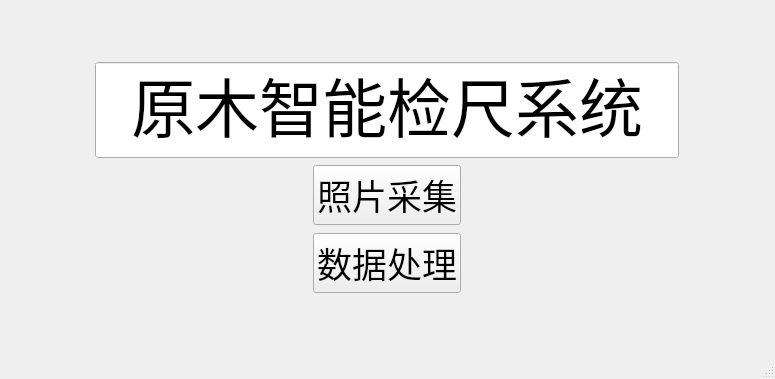
This is Main-interface.ui in codesoldier99/Smart_Wood_Measure as Qt 5 draws it before an edit. The edited form follows.
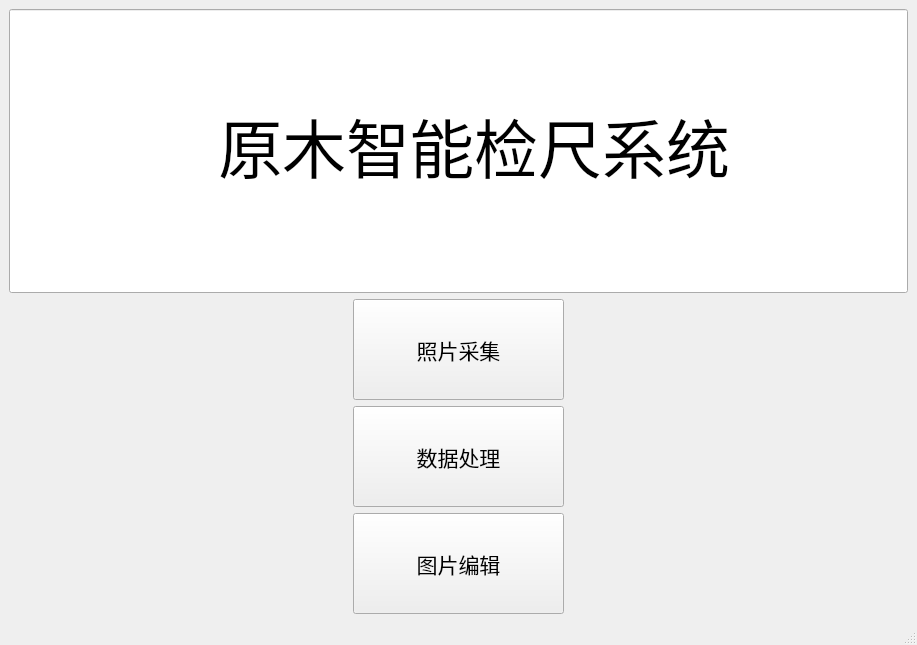
This is the edited form.

Patch:
```diff
--- a/Main-interface.ui
+++ b/Main-interface.ui
@@ -6,8 +6,8 @@
    <rect>
     <x>0</x>
     <y>0</y>
-    <width>775</width>
-    <height>379</height>
+    <width>917</width>
+    <height>645</height>
    </rect>
   </property>
   <property name="windowTitle">
@@ -17,22 +17,25 @@
    <bool>true</bool>
   </property>
   <widget class="QWidget" name="centralwidget">
-   <layout class="QVBoxLayout" name="verticalLayout_3">
+   <layout class="QHBoxLayout" name="horizontalLayout_4">
     <item>
      <layout class="QVBoxLayout" name="verticalLayout_2">
       <item>
-       <layout class="QHBoxLayout" name="horizontalLayout_13">
-        <property name="bottomMargin">
-         <number>1</number>
-        </property>
+       <layout class="QVBoxLayout" name="verticalLayout_6">
         <item>
          <widget class="QLineEdit" name="lineEdit">
           <property name="sizePolicy">
-           <sizepolicy hsizetype="Fixed" vsizetype="Fixed">
+           <sizepolicy hsizetype="Expanding" vsizetype="Expanding">
             <horstretch>0</horstretch>
             <verstretch>2</verstretch>
            </sizepolicy>
           </property>
+          <property name="minimumSize">
+           <size>
+            <width>891</width>
+            <height>151</height>
+           </size>
+          </property>
           <property name="font">
            <font>
             <family>方正舒体</family>
@@ -55,11 +58,17 @@
            <enum>Qt::LeftToRight</enum>
           </property>
           <property name="autoFillBackground">
-           <bool>true</bool>
+           <bool>false</bool>
+          </property>
+          <property name="styleSheet">
+           <string notr="true">background-color: rgb(79， 79， 79， 100);</string>
           </property>
           <property name="text">
            <string>  原木智能检尺系统</string>
           </property>
+          <property name="alignment">
+           <set>Qt::AlignCenter</set>
+          </property>
          </widget>
         </item>
        </layout>
@@ -67,13 +76,7 @@
       <item>
        <layout class="QVBoxLayout" name="verticalLayout">
         <item>
-         <layout class="QHBoxLayout" name="horizontalLayout_11">
-          <property name="spacing">
-           <number>3</number>
-          </property>
-          <property name="bottomMargin">
-           <number>2</number>
-          </property>
+         <layout class="QHBoxLayout" name="horizontalLayout">
           <item>
            <widget class="QPushButton" name="pushButton">
             <property name="sizePolicy">
@@ -82,10 +85,16 @@
               <verstretch>1</verstretch>
              </sizepolicy>
             </property>
+            <property name="minimumSize">
+             <size>
+              <width>211</width>
+              <height>101</height>
+             </size>
+            </property>
             <property name="font">
              <font>
               <family>黑体</family>
-              <pointsize>26</pointsize>
+              <pointsize>16</pointsize>
              </font>
             </property>
             <property name="cursor">
@@ -105,13 +114,7 @@
          </layout>
         </item>
         <item>
-         <layout class="QHBoxLayout" name="horizontalLayout_12">
-          <property name="spacing">
-           <number>3</number>
-          </property>
-          <property name="bottomMargin">
-           <number>2</number>
-          </property>
+         <layout class="QHBoxLayout" name="horizontalLayout_2">
           <item>
            <widget class="QPushButton" name="pushButton_2">
             <property name="sizePolicy">
@@ -120,15 +123,24 @@
               <verstretch>1</verstretch>
              </sizepolicy>
             </property>
+            <property name="minimumSize">
+             <size>
+              <width>211</width>
+              <height>101</height>
+             </size>
+            </property>
             <property name="font">
              <font>
               <family>黑体</family>
-              <pointsize>26</pointsize>
+              <pointsize>16</pointsize>
              </font>
             </property>
             <property name="cursor">
              <cursorShape>PointingHandCursor</cursorShape>
             </property>
+            <property name="styleSheet">
+             <string notr="true"/>
+            </property>
             <property name="text">
              <string>数据处理</string>
             </property>
@@ -139,6 +151,44 @@
           </item>
          </layout>
         </item>
+        <item>
+         <layout class="QHBoxLayout" name="horizontalLayout_3">
+          <item>
+           <widget class="QPushButton" name="pushButton_3">
+            <property name="sizePolicy">
+             <sizepolicy hsizetype="Fixed" vsizetype="Fixed">
+              <horstretch>0</horstretch>
+              <verstretch>1</verstretch>
+             </sizepolicy>
+            </property>
+            <property name="minimumSize">
+             <size>
+              <width>211</width>
+              <height>101</height>
+             </size>
+            </property>
+            <property name="font">
+             <font>
+              <family>黑体</family>
+              <pointsize>16</pointsize>
+             </font>
+            </property>
+            <property name="cursor">
+             <cursorShape>PointingHandCursor</cursorShape>
+            </property>
+            <property name="styleSheet">
+             <string notr="true"/>
+            </property>
+            <property name="text">
+             <string>图片编辑</string>
+            </property>
+            <property name="autoDefault">
+             <bool>false</bool>
+            </property>
+           </widget>
+          </item>
+         </layout>
+        </item>
        </layout>
       </item>
      </layout>
```
Left out of the diff: 30 changed lines with no effect on the pictures.
